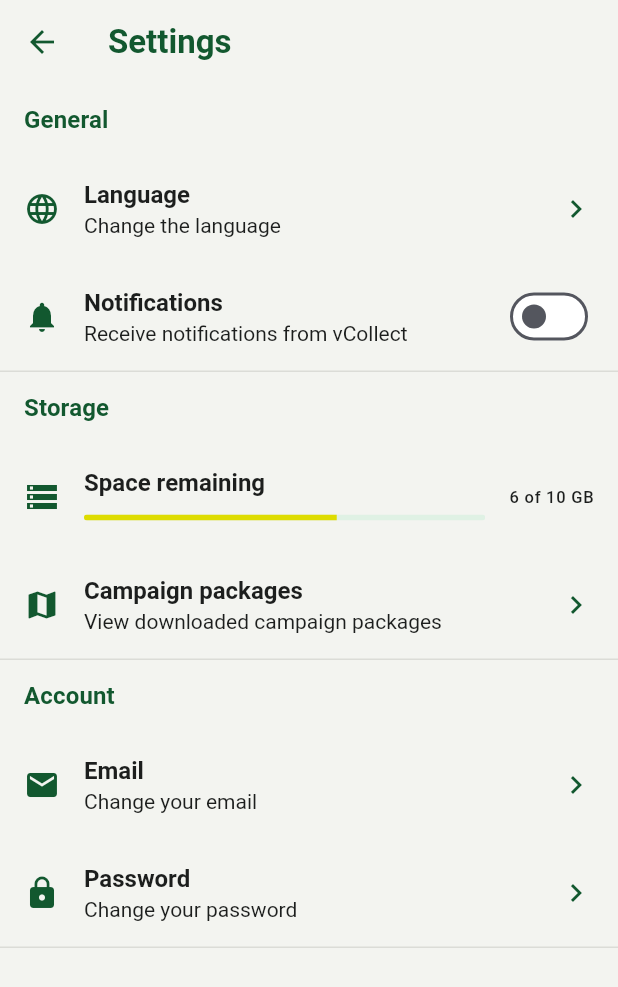
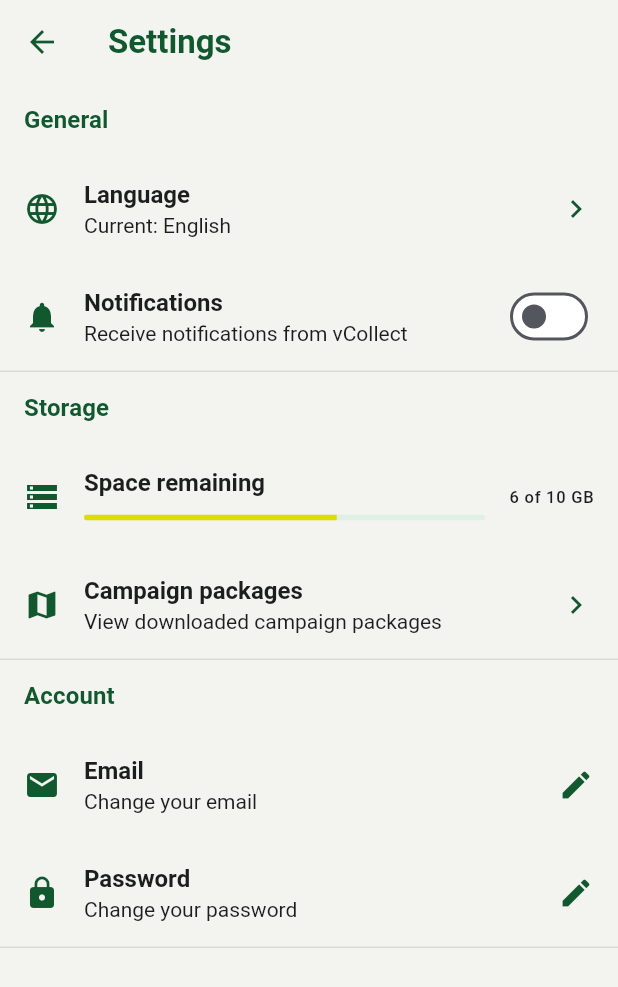
Before and after one commit to VirungaPark/vCollect, a Flutter app: the SettingsScreen screen opened directly, on a phone screen of 412 x 824 dp. Shown: the top 987 px of the screen. Run offline on Flutter 3.47's test engine with Material 3 defaults, Android fonts, the phone set to English and light mode, and no system bars; our stand-ins replace flutter_map, latlong2; missing offline and left inert: flutter_map_mbtiles, geolocator_platform_interface.

Commit message:
Add default language selected

```diff
--- a/app/lib/features/settings/settings_screen.dart
+++ b/app/lib/features/settings/settings_screen.dart
@@ -2,6 +2,7 @@ import 'package:flutter/material.dart';
 
 import '../../strings.dart';
 import '../../theme/app_theme.dart';
+import 'languages_screen.dart';
 import 'settings_section.dart';
 
 /// Settings, opened from the gear at the top of Home.
@@ -17,6 +18,7 @@ class SettingsScreen extends StatefulWidget {
 class _SettingsScreenState extends State<SettingsScreen> {
   bool _notificationsValue = false;
   final double _progressValue = 0.63;
+  String _currentLanguage = AppStrings.languages[0]; // pull from phone prefs
 
   void _showMessage(String message) {
     ScaffoldMessenger.of(context).showSnackBar(
@@ -45,10 +47,10 @@ class _SettingsScreenState extends State<SettingsScreen> {
           SettingsSection(title: AppStrings.settingsGeneral, children: [
             ListTile(
               title: const Text(AppStrings.settingsLanguage),
-              subtitle: const Text(AppStrings.settingsLanguageDescription),
+              subtitle: Text('Current: $_currentLanguage'),
               leading: const Icon(Icons.language),
               trailing: const Icon(Icons.chevron_right),
-              onTap: () => _goToChangeLanguagePage(),
+              onTap: () => _changeCurrentLanguage(_currentLanguage),
             ),
             SwitchListTile(
               title: const Text(AppStrings.settingsNotifications),
@@ -86,15 +88,15 @@ class _SettingsScreenState extends State<SettingsScreen> {
               title: const Text(AppStrings.settingsEmail),
               subtitle: const Text(AppStrings.settingsEmailDescription),
               leading: const Icon(Icons.email),
-              trailing: const Icon(Icons.chevron_right),
-              onTap: () => _goToChangeEmailPage(),
+              trailing: const Icon(Icons.edit),
+              onTap: () => _showMessage(AppStrings.notReadyYet),
             ),
             ListTile(
               title: const Text(AppStrings.settingsPassword),
               subtitle: const Text(AppStrings.settingsPasswordDescription),
               leading: const Icon(Icons.lock),
-              trailing: const Icon(Icons.chevron_right),
-              onTap: () => _goToChangePasswordPage(),
+              trailing: const Icon(Icons.edit),
+              onTap: () => _showMessage(AppStrings.notReadyYet),
             ),
           ])
         ],
```
